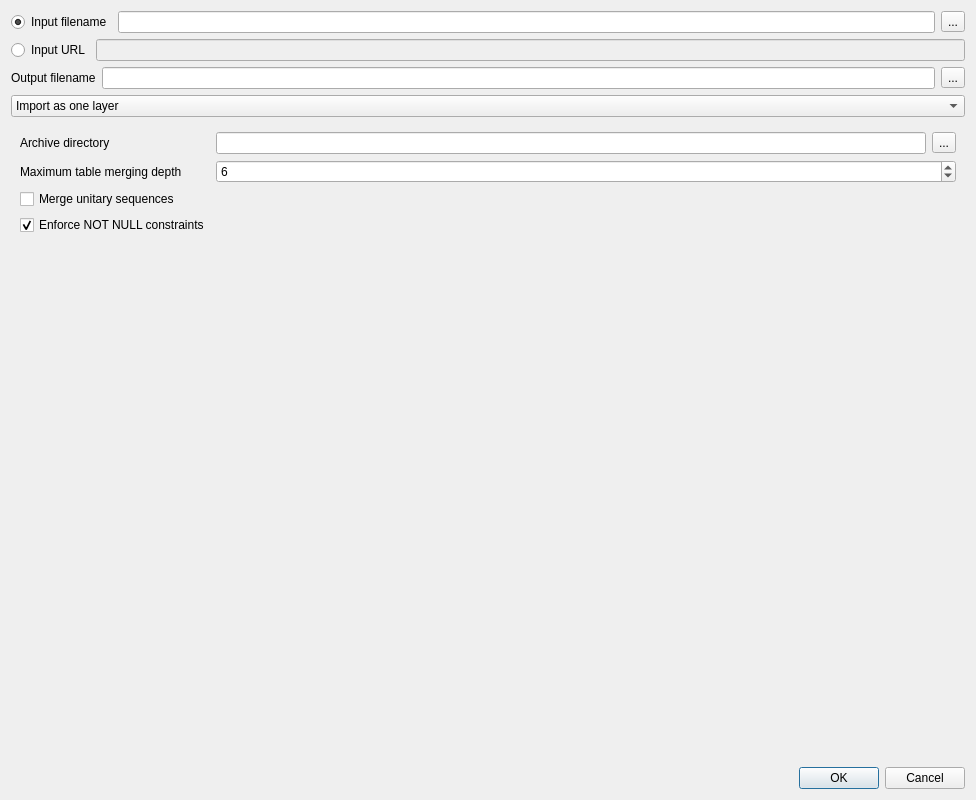
Qt form gml_application_schema_toolbox/creation_dialog.ui (BRGM/gml_application_schema_toolbox) before a commit.
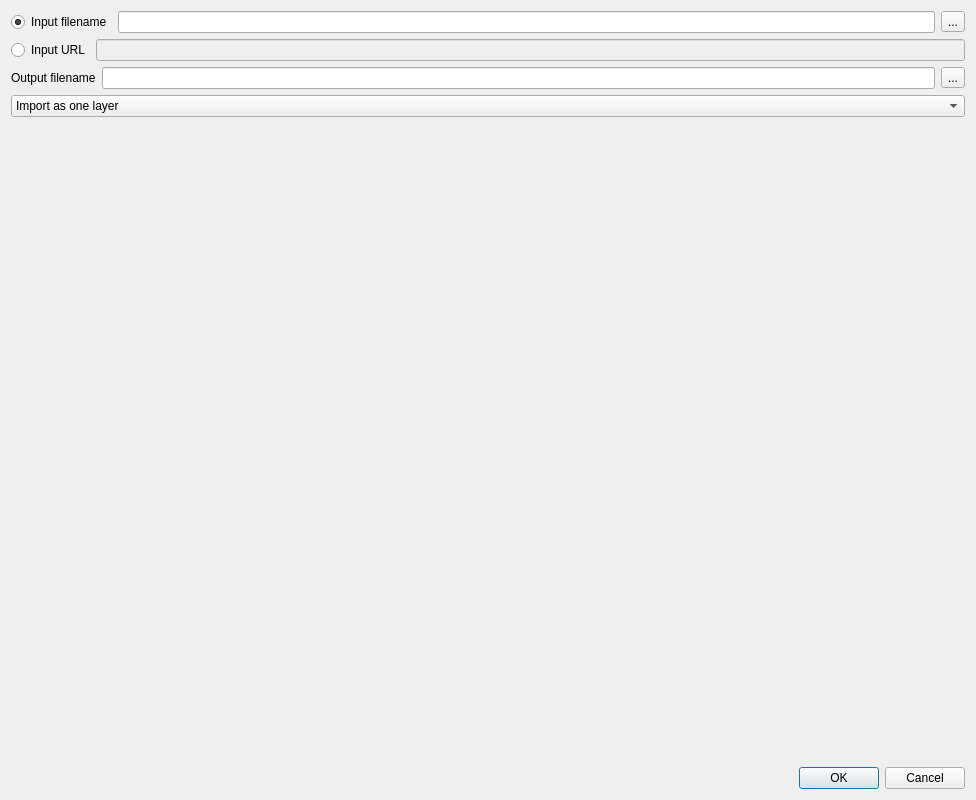
The same form after that commit. The open tabs and pages were chosen to show the change.

Patch:
```diff
--- a/gml_application_schema_toolbox/creation_dialog.ui
+++ b/gml_application_schema_toolbox/creation_dialog.ui
@@ -186,64 +186,6 @@
        <property name="fieldGrowthPolicy">
         <enum>QFormLayout::AllNonFixedFieldsGrow</enum>
        </property>
-       <item row="0" column="0">
-        <widget class="QLabel" name="label_4">
-         <property name="text">
-          <string>Archive directory</string>
-         </property>
-        </widget>
-       </item>
-       <item row="0" column="1">
-        <layout class="QHBoxLayout" name="horizontalLayout_7">
-         <item>
-          <widget class="QLineEdit" name="mArchiveDirEdit"/>
-         </item>
-         <item>
-          <widget class="QToolButton" name="mArchiveDirBrowseBtn">
-           <property name="text">
-            <string>...</string>
-           </property>
-          </widget>
-         </item>
-        </layout>
-       </item>
-       <item row="1" column="0">
-        <widget class="QLabel" name="label_3">
-         <property name="text">
-          <string>Maximum table merging depth</string>
-         </property>
-        </widget>
-       </item>
-       <item row="1" column="1">
-        <widget class="QSpinBox" name="mMergeDepthSpin">
-         <property name="minimum">
-          <number>1</number>
-         </property>
-         <property name="value">
-          <number>6</number>
-         </property>
-        </widget>
-       </item>
-       <item row="2" column="0">
-        <widget class="QCheckBox" name="mergeSequencesChk">
-         <property name="toolTip">
-          <string>&lt;html&gt;&lt;head/&gt;&lt;body&gt;&lt;p&gt;Flatten sequences that have actually only one element in the current XML instance&lt;/p&gt;&lt;/body&gt;&lt;/html&gt;</string>
-         </property>
-         <property name="text">
-          <string>Merge unitary sequences</string>
-         </property>
-        </widget>
-       </item>
-       <item row="3" column="0">
-        <widget class="QCheckBox" name="mEnforceNotNullChk">
-         <property name="text">
-          <string>Enforce NOT NULL constraints</string>
-         </property>
-         <property name="checked">
-          <bool>true</bool>
-         </property>
-        </widget>
-       </item>
       </layout>
      </widget>
     </widget>
```
Left out of the diff: 5 changed lines with no effect on the pictures.
